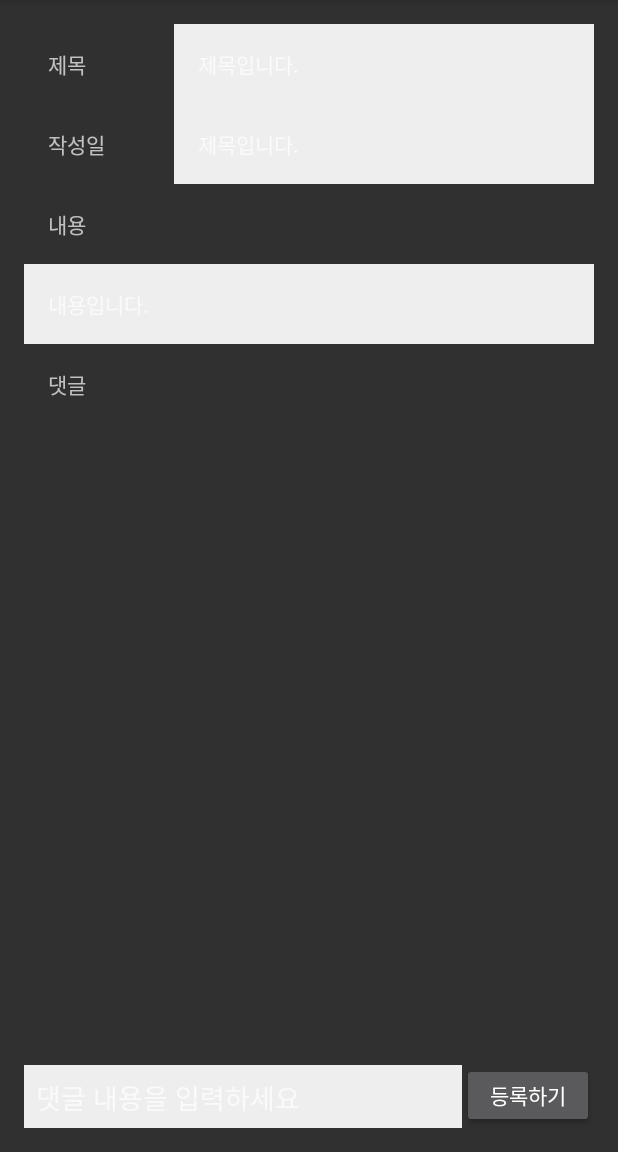
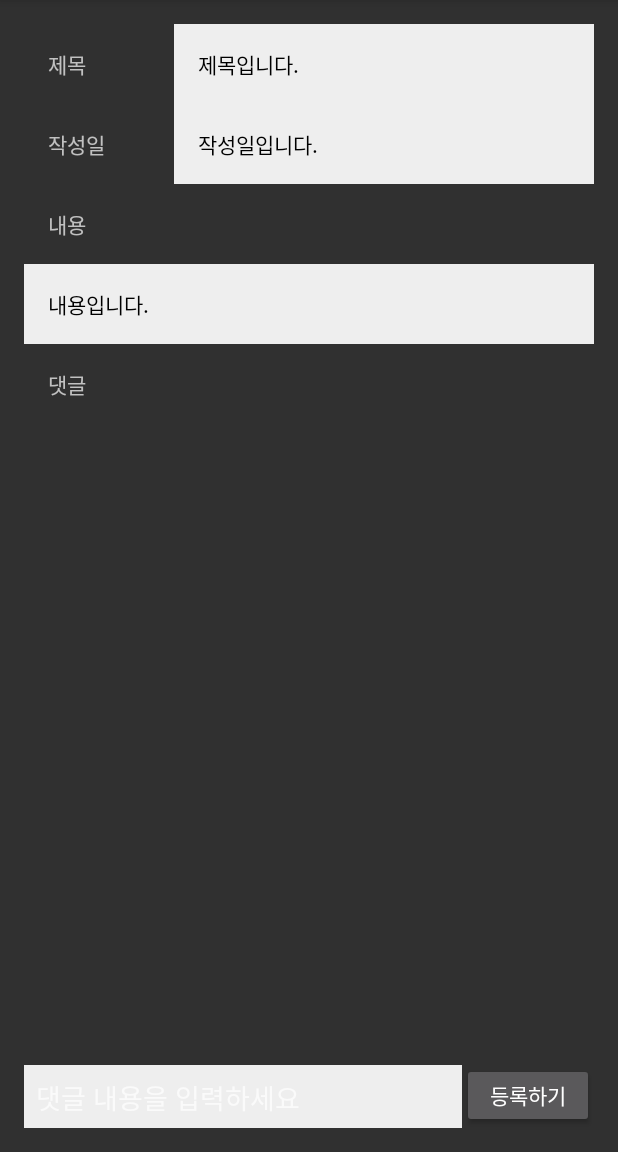
Before and after one commit to SemiC0DER/subway, an Android app built with Jetpack Compose: the DetailActivity screen opened directly, with no data from a screen before it, on a phone screen of 412 x 824 dp, the part 84-1236 px from its top. Run offline under Robolectric (Android 15) with nearby library versions, the phone set to English and light mode, and no system bars.

Commit message:
디테일레이아웃 텍스트 색상 수정

```diff
--- a/app/src/main/res/layout/activity_detail.xml
+++ b/app/src/main/res/layout/activity_detail.xml
@@ -35,6 +35,7 @@
                     android:layout_height="wrap_content"
                     android:layout_weight="1"
                     android:text="제목입니다."
+                    android:textColor="#000000"
                     />
             </LinearLayout>
             <LinearLayout
@@ -55,7 +56,8 @@
                     android:layout_width="match_parent"
                     android:layout_height="wrap_content"
                     android:layout_weight="1"
-                    android:text="제목입니다."
+                    android:text="작성일입니다."
+                    android:textColor="#000000"
                     />
             </LinearLayout>
             <TextView
@@ -71,6 +73,7 @@
                 android:layout_width="match_parent"
                 android:layout_height="wrap_content"
                 android:text="내용입니다."
+                android:textColor="#000000"
                 />
 
             <TextView
```
